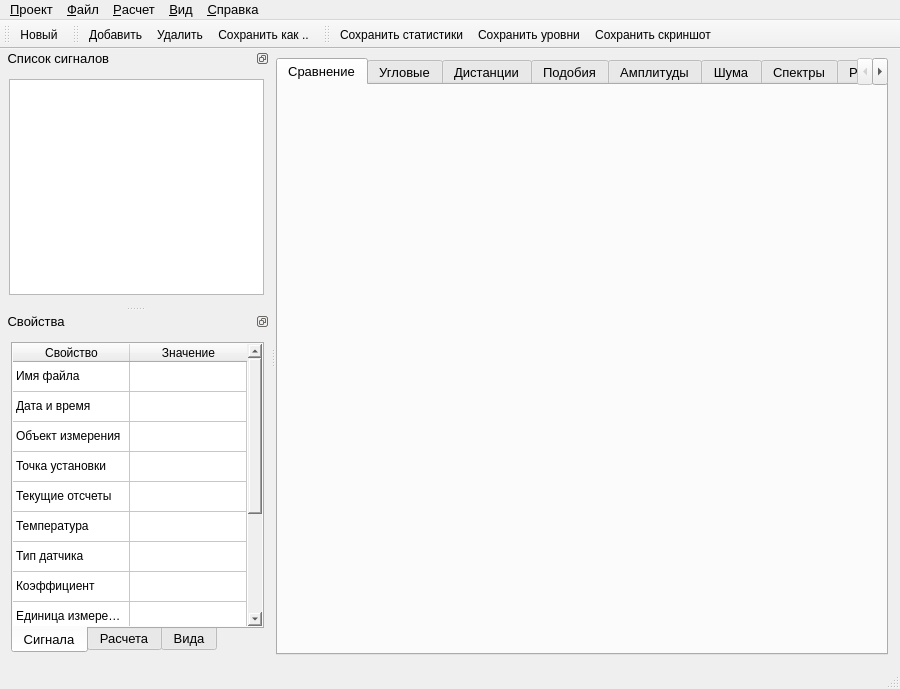
Old version of the form gui/MainWindow.ui in the repository Qinterfly/EvalSig.
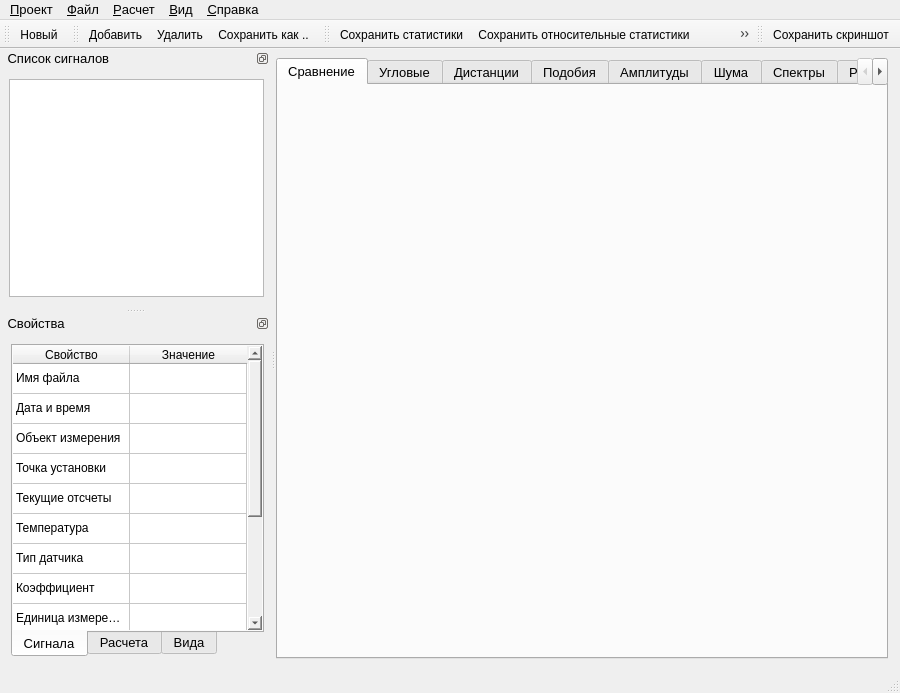
New version of the form. Icons and pictures are not drawn. Custom widgets are drawn as their Qt base class.

```diff
--- a/gui/MainWindow.ui
+++ b/gui/MainWindow.ui
@@ -7,7 +7,7 @@
     <x>0</x>
     <y>0</y>
     <width>900</width>
-    <height>689</height>
+    <height>693</height>
    </rect>
   </property>
   <property name="windowTitle">
@@ -1138,7 +1138,25 @@
     <bool>false</bool>
    </attribute>
    <addaction name="actionSaveCalculation"/>
+   <addaction name="actionSaveAssociatedStatistics"/>
    <addaction name="actionSaveLevels"/>
+  </widget>
+  <widget class="QToolBar" name="InteractionToolBar">
+   <property name="maximumSize">
+    <size>
+     <width>16777215</width>
+     <height>35</height>
+    </size>
+   </property>
+   <property name="windowTitle">
+    <string>toolBar</string>
+   </property>
+   <attribute name="toolBarArea">
+    <enum>TopToolBarArea</enum>
+   </attribute>
+   <attribute name="toolBarBreak">
+    <bool>false</bool>
+   </attribute>
    <addaction name="actionSaveScreenshot"/>
   </widget>
   <action name="actionAddSignal">
@@ -1335,6 +1353,18 @@
     <string>Ctrl+B</string>
    </property>
   </action>
+  <action name="actionSaveAssociatedStatistics">
+   <property name="icon">
+    <iconset resource="resource.qrc">
+     <normaloff>:/images/icons/statistics.png</normaloff>:/images/icons/statistics.png</iconset>
+   </property>
+   <property name="text">
+    <string>Сохранить относительные статистики</string>
+   </property>
+   <property name="shortcut">
+    <string>Ctrl+J</string>
+   </property>
+  </action>
  </widget>
  <layoutdefault spacing="6" margin="11"/>
  <customwidgets>
```
Left out of the diff: 5 changed lines with no effect on the pictures.
